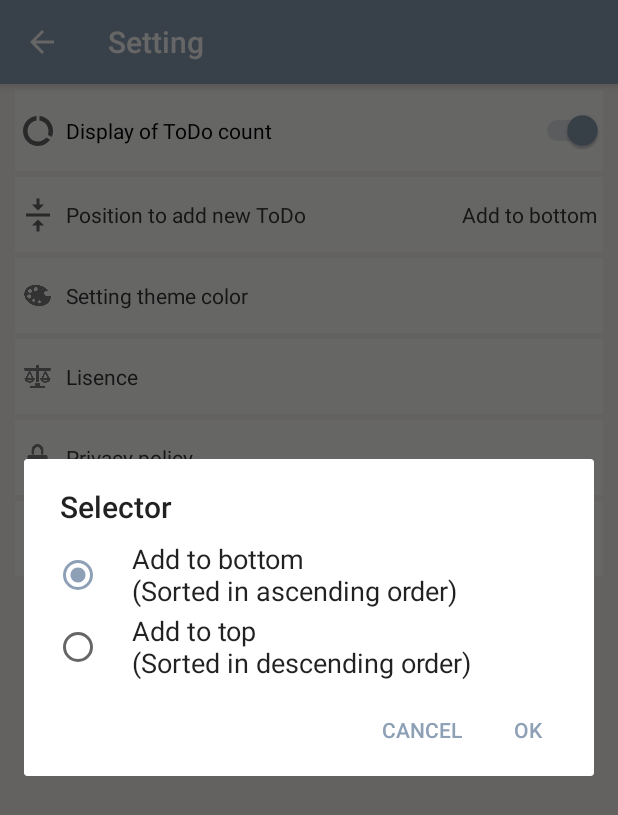
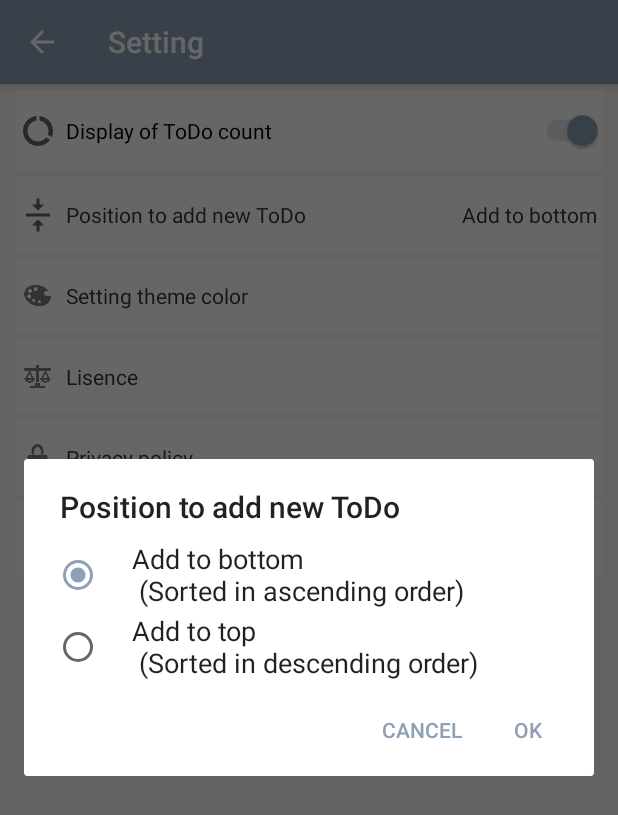
Before and after one commit to highcom/ToDoLog, an Android app: the SettingActivity screen opened directly, with no data from a screen before it, after a tap on "Position to add new ToDo", on a phone screen of 412 x 824 dp. Shown: the top 815 px of the screen. Run offline under Robolectric (Android 15) with nearby library versions, the phone set to English and light mode, and no system bars.

Commit message:
新規ToDo追加位置ダイアログに表示する文言の修正

```diff
--- a/app/src/main/java/com/highcom/todolog/SettingActivity.java
+++ b/app/src/main/java/com/highcom/todolog/SettingActivity.java
@@ -6,7 +6,6 @@ import androidx.appcompat.app.AppCompatActivity;
 
 import android.annotation.SuppressLint;
 import android.content.Context;
-import android.content.DialogInterface;
 import android.content.Intent;
 import android.content.SharedPreferences;
 import android.net.Uri;
@@ -134,12 +133,12 @@ public class SettingActivity extends AppCompatActivity implements ThemeColorUtil
         final List<Integer> checkedItems = new ArrayList<>();
         checkedItems.add(defaultItem);
         new AlertDialog.Builder(this)
-                .setTitle("Selector")
+                .setTitle(getString(R.string.setting_new_todo_order))
                 .setSingleChoiceItems(items, defaultItem, (dialog, which) -> {
                     checkedItems.clear();
                     checkedItems.add(which);
                 })
-                .setPositiveButton("OK", (dialog, which) -> {
+                .setPositiveButton(getString(R.string.ok), (dialog, which) -> {
                     if (!checkedItems.isEmpty()) {
                         TextView newToDoOrderSelect = findViewById(R.id.new_todo_order_select);
                         if (checkedItems.get(0) == ToDoLogRepository.ORDER_DESC) {
@@ -152,7 +151,7 @@ public class SettingActivity extends AppCompatActivity implements ThemeColorUtil
                         editor.apply();
                     }
                 })
-                .setNegativeButton("Cancel", null)
+                .setNegativeButton(getString(R.string.cancel), null)
                 .show();
     }
 
--- a/app/src/main/java/com/highcom/todolog/ui/todolist/ToDoListFragment.java
+++ b/app/src/main/java/com/highcom/todolog/ui/todolist/ToDoListFragment.java
@@ -94,28 +94,30 @@ public class ToDoListFragment extends Fragment implements SimpleCallbackHelper.S
         mToDoViewModel = new ViewModelProvider(this).get(ToDoViewModel.class);
         obj = mToDoViewModel.getToDoListByTaskGroup(mSelectGroupId);
         obj.observe(getViewLifecycleOwner(), toDoAndLogList -> {
-            // 新規作成時の最新の順番を設定
             mLatestToDoOrder = 0;
             mLatestDoneOrder = 0;
+            // 新規ToDo追加位置の設定に合わせてソートするためのリストを作成する
             List<ToDoAndLog> todoList = new ArrayList<>();
             List<ToDoAndLog> doneList = new ArrayList<>();
             List<ToDoAndLog> toDoAndLogSortedList = new ArrayList<>();
             for (ToDoAndLog toDoAndLog : toDoAndLogList) {
                 if (toDoAndLog.toDo.getState() == ToDo.STATUS_TODO) {
+                    // 昇順でデータが来るので一番最後を新規作成時の最新の順番として設定
                     mLatestToDoOrder = toDoAndLog.toDo.getTodoOrder();
                     todoList.add(toDoAndLog);
                 }
                 if (toDoAndLog.toDo.getState() == ToDo.STATUS_DONE) {
+                    // 昇順でデータが来るので一番最後を完了時の最新の順番として設定
                     mLatestDoneOrder = toDoAndLog.toDo.getTodoOrder();
                     doneList.add(toDoAndLog);
                 }
             }
 
+            // ToDo追加位置の設定に合わせて昇順・降順ソートをする
             Collections.sort(todoList, new OrderComparator());
             Collections.sort(doneList, new OrderComparator());
             toDoAndLogSortedList.addAll(todoList);
             toDoAndLogSortedList.addAll(doneList);
-            // 変数を置き換える
 
             // 並べ替え用のToDoリストを作成する
             mRearrangeToDoList = new ArrayList<>();
--- a/app/src/main/res/values/strings.xml
+++ b/app/src/main/res/values/strings.xml
@@ -45,6 +45,9 @@
     <string name="setting_privacy_policy">Privacy policy</string>
     <string name="setting_star">Rate this app</string>
 
+    <string name="ok">OK</string>
+    <string name="cancel">CANCEL</string>
+
     <string name="setting_check_operation">Check operation</string>
     <string name="setting_change_all_done">Check all</string>
     <string name="setting_change_all_todo">Uncheck all</string>
@@ -61,9 +64,9 @@
     <string name="star_url">https://play.google.com/store/apps/details?id=com.highcom.todolog</string>
 
     <string name="order_bottom">Add to bottom</string>
-    <string name="order_bottom_detail">Add to bottom\n(Sorted in ascending order)</string>
+    <string name="order_bottom_detail">Add to bottom\n  (Sorted in ascending order)</string>
     <string name="order_top">Add to top</string>
-    <string name="order_top_detail">Add to top\n(Sorted in descending order)</string>
+    <string name="order_top_detail">Add to top\n  (Sorted in descending order)</string>
 
     <string name="color_topaz">Topaz</string>
     <string name="color_water_green">Water green</string>
```
Also changed, not shown: 1 other file.
